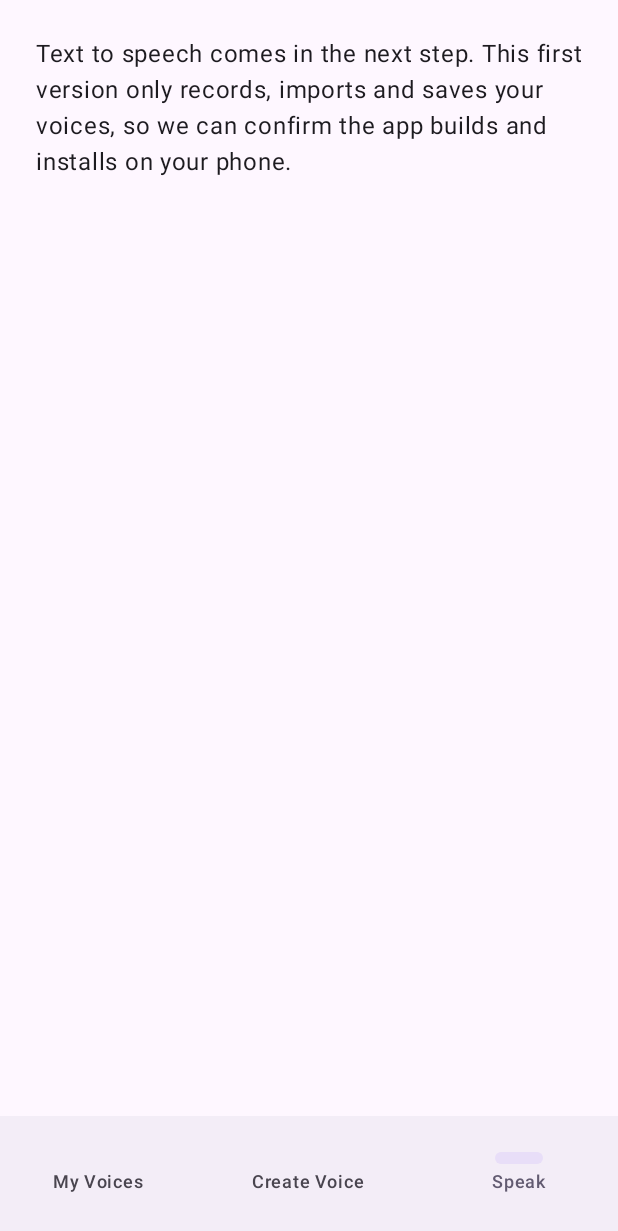
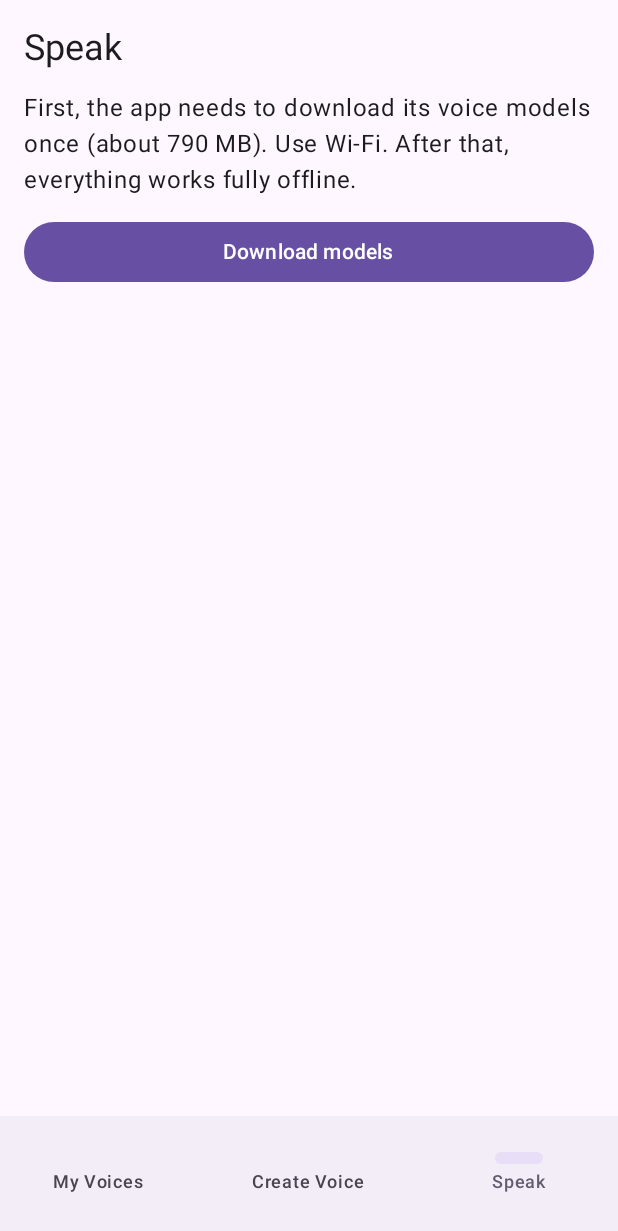
Before and after one commit to aditya20490/voice-studio, an Android app built with Jetpack Compose: the screen it shows after launch (MainActivity), item 3 of the bottom bar chosen, on a phone screen of 412 x 824 dp. Shown: the top 1231 px of the screen. Run offline under Robolectric (Android 15) with nearby library versions, the phone set to English and light mode, and no system bars; libraries missing offline, so code that uses them is left out: ai.onnxruntime.

Commit message:
Add MainActivity with voice recording features

```diff
--- a/app/src/main/java/com/voicestudio/app/MainActivity.kt
+++ b/app/src/main/java/com/voicestudio/app/MainActivity.kt
@@ -73,7 +73,7 @@ fun App() {
             when (tab) {
                 0 -> VoicesTab(voices) { id -> store.delete(id); voices = store.list() }
                 1 -> CreateTab(store) { voices = store.list(); tab = 0 }
-                else -> SpeakTab()
+                else -> SpeakTab(voices)
             }
         }
     }
@@ -214,13 +214,3 @@ fun CreateTab(store: VoiceStore, onSaved: () -> Unit) {
         }
     }
 }
-
-@Composable
-fun SpeakTab() {
-    Box(Modifier.fillMaxSize().padding(24.dp)) {
-        Text(
-            "Text to speech comes in the next step. This first version only records, imports " +
-                "and saves your voices, so we can confirm the app builds and installs on your phone."
-        )
-    }
-}
```
